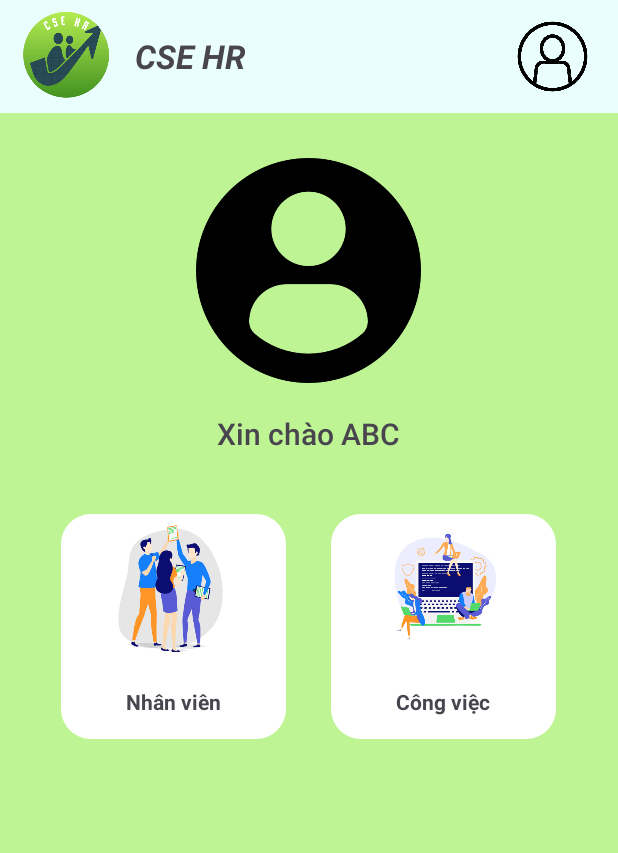
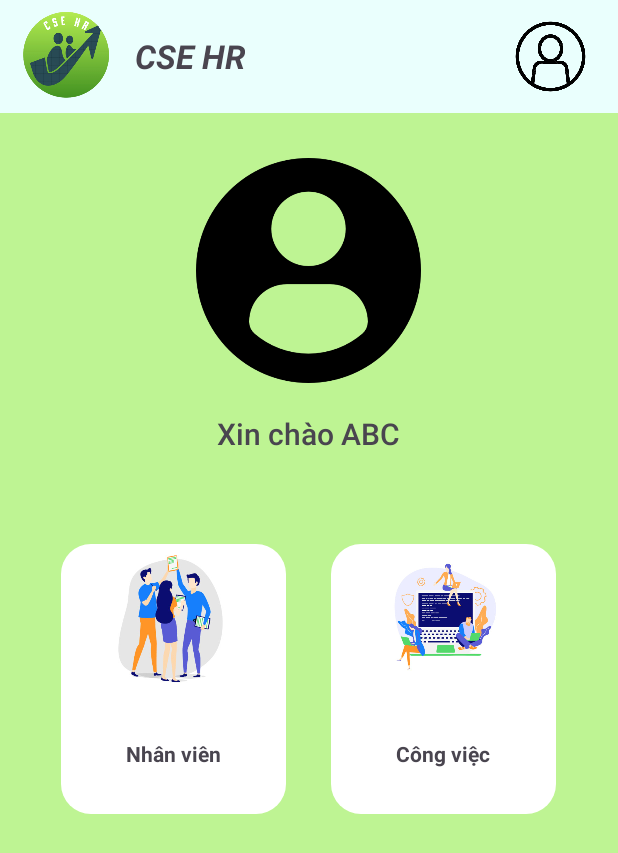
Before and after one commit to TaKarin01/BTL_Android_QLNV, an Android app: the layout activity_home.xml on its own in the app's theme, with its tools: preview values and no code run, on a phone screen of 412 x 824 dp. Shown: the top 853 px of the screen. Run offline under Robolectric (Android 15) with nearby library versions, the light colour scheme and no system bars.

Commit message:
Project Android

```diff
--- a/app/src/main/java/com/example/btl/UI/ShowEmployee.java
+++ b/app/src/main/java/com/example/btl/UI/ShowEmployee.java
@@ -120,7 +120,6 @@ public class ShowEmployee extends AppCompatActivity {
                 {
                     Toast.makeText(ShowEmployee.this, "Xóa nhân viên thành công", Toast.LENGTH_SHORT).show();
                     alertDialog.dismiss();
-                    startActivity(new Intent(ShowEmployee.this,employee.class));
                     finish();
                 }
                 else
--- a/app/src/main/java/com/example/btl/UI/Work.java
+++ b/app/src/main/java/com/example/btl/UI/Work.java
@@ -86,10 +86,8 @@ public class Work extends AppCompatActivity {
 
                         String status = checkDeadline(arr[0]);
 
-
                         class_work w = new class_work(idE,arr[1],arr[2],status);
                         listW.add(w);
-
                     }
                     else
                     {
--- a/app/src/main/res/layout/activity_employee.xml
+++ b/app/src/main/res/layout/activity_employee.xml
@@ -82,8 +82,8 @@
                     <androidx.recyclerview.widget.RecyclerView
                         android:id="@+id/recycler_view"
                         android:nestedScrollingEnabled="false"
-                        android:layout_height="match_parent"
-                        android:layout_width="match_parent"/>
+                        android:layout_height="500dp"
+                        android:layout_width="match_parent" />
                 </LinearLayout>
             </ScrollView>
 
--- a/app/src/main/res/layout/activity_home.xml
+++ b/app/src/main/res/layout/activity_home.xml
@@ -39,13 +39,19 @@
                 android:textStyle="bold|italic"
                 />
 
-            <ImageView
-                android:id="@+id/user"
-                android:layout_width="70dp"
-                android:layout_height="70dp"
-                app:srcCompat="@drawable/user_icon"
-                android:layout_gravity="center"
-                android:layout_marginLeft="170dp"/>
+            <LinearLayout
+                android:layout_width="match_parent"
+                android:layout_height="match_parent"
+                android:orientation="vertical"
+                android:gravity="center">
+                <ImageView
+                    android:id="@+id/user"
+                    android:layout_width="70dp"
+                    android:layout_height="70dp"
+                    app:srcCompat="@drawable/user_icon"
+                    android:layout_gravity="right"
+                    android:layout_marginRight="10dp"/>
+            </LinearLayout>
         </LinearLayout>
 
         <LinearLayout
@@ -98,7 +104,7 @@
 <!--                android:textColor="@color/black"-->
 <!--                android:textSize="24sp"/>-->
             <LinearLayout
-                android:layout_marginTop="40dp"
+                android:layout_marginTop="60dp"
                 android:layout_width="match_parent"
                 android:layout_height="wrap_content"
                 android:orientation="horizontal"
@@ -106,7 +112,7 @@
                 <FrameLayout
                     android:id="@+id/employee"
                     android:layout_width="150dp"
-                    android:layout_height="150dp"
+                    android:layout_height="180dp"
                     android:background="@drawable/frame_layout_customize"
                     android:layout_marginRight="30dp">
                     <ImageView
@@ -130,7 +136,7 @@
                 <FrameLayout
                     android:id="@+id/work"
                     android:layout_width="150dp"
-                    android:layout_height="150dp"
+                    android:layout_height="180dp"
                     android:background="@drawable/frame_layout_customize"
                    >
                     <ImageView
```
Also changed, not shown: app/src/main/java/com/example/btl/UI/AddEmployee.java (+25 -0 lines).
